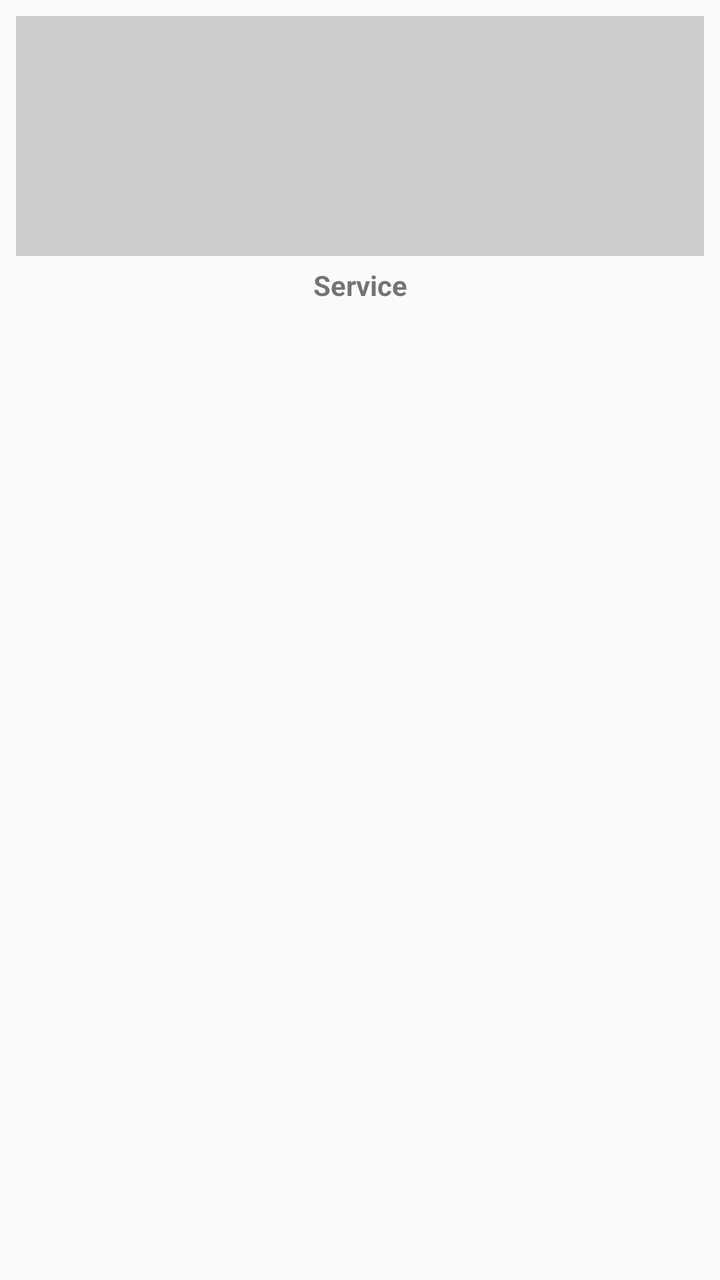
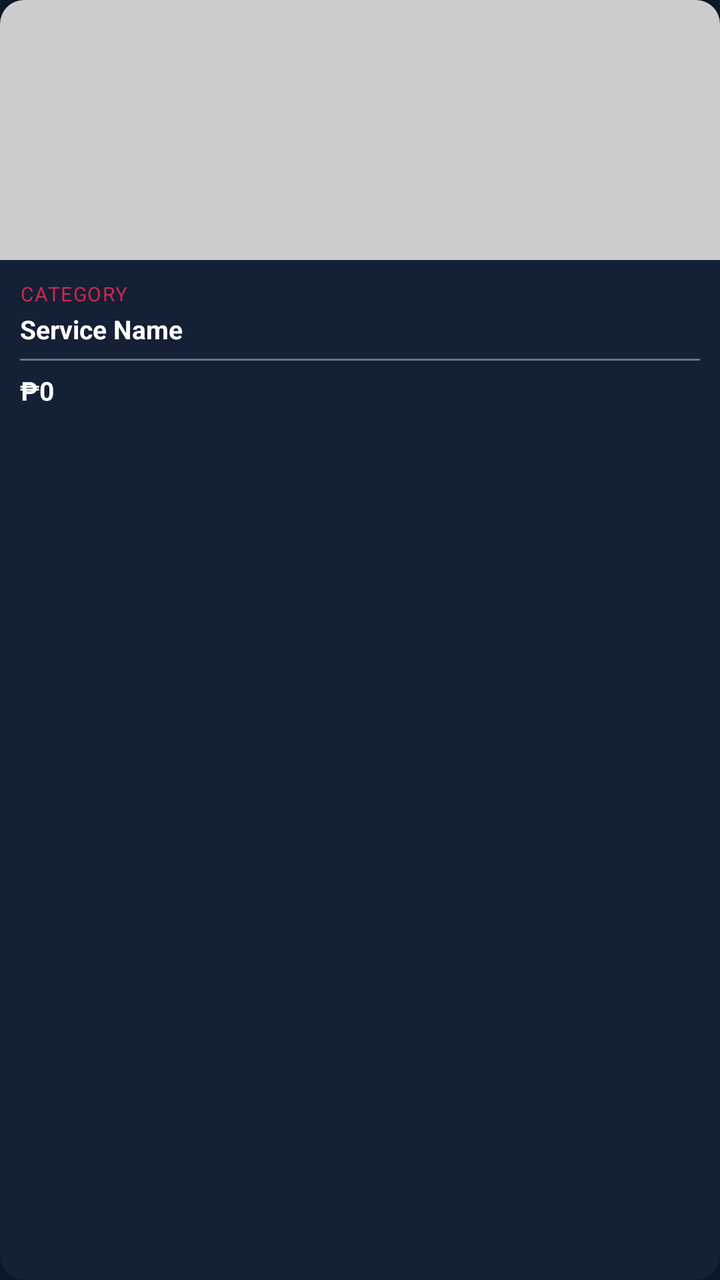

The first picture is an Android layout as it rendered before a commit; the second is the same layout after the commit. The layout source and the unified diff follow.
<!-- AndroidManifest.xml: application theme Theme.TestApplication -->
<!-- res/layout/item_service.xml -->
<LinearLayout xmlns:android="http://schemas.android.com/apk/res/android"
    android:orientation="vertical"
    android:padding="8dp"
    android:layout_width="match_parent"
    android:layout_height="wrap_content">

    <ImageView
        android:id="@+id/serviceImage"
        android:layout_width="match_parent"
        android:layout_height="120dp"
        android:scaleType="centerCrop"
        android:src="@drawable/placeholder"/>

    <TextView
        android:id="@+id/serviceName"
        android:layout_marginTop="5dp"
        android:text="Service"
        android:textAlignment="center"
        android:textStyle="bold"
        android:layout_width="match_parent"
        android:layout_height="wrap_content"/>

</LinearLayout>
<!-- resources referenced by this layout -->
<resources>
  <!-- drawable placeholder (drawable) -->
  <shape xmlns:android="http://schemas.android.com/apk/res/android">
      <solid android:color="#CCCCCC"/>
  </shape>
  <style name="Theme.TestApplication" parent="android:Theme.Material.Light.NoActionBar" />
</resources>

<!-- the commit's change to res/layout/item_service.xml (unified diff, before → after) -->
@@ -1,23 +1,75 @@
-<LinearLayout xmlns:android="http://schemas.android.com/apk/res/android"
-    android:orientation="vertical"
-    android:padding="8dp"
+<?xml version="1.0" encoding="utf-8"?>
+<androidx.cardview.widget.CardView
+    xmlns:android="http://schemas.android.com/apk/res/android"
+    xmlns:app="http://schemas.android.com/apk/res-auto"
     android:layout_width="match_parent"
-    android:layout_height="wrap_content">
+    android:layout_height="wrap_content"
+    android:layout_margin="6dp"
+    app:cardCornerRadius="12dp"
+    app:cardElevation="4dp"
+    app:cardBackgroundColor="@color/surface_white">
 
-    <ImageView
-        android:id="@+id/serviceImage"
+    <LinearLayout
+        android:orientation="vertical"
         android:layout_width="match_parent"
-        android:layout_height="120dp"
-        android:scaleType="centerCrop"
-        android:src="@drawable/placeholder"/>
+        android:layout_height="wrap_content">
 
-    <TextView
-        android:id="@+id/serviceName"
-        android:layout_marginTop="5dp"
-        android:text="Service"
-        android:textAlignment="center"
-        android:textStyle="bold"
-        android:layout_width="match_parent"
-        android:layout_height="wrap_content"/>
+        <ImageView
+            android:id="@+id/serviceImage"
+            android:layout_width="match_parent"
+            android:layout_height="130dp"
+            android:scaleType="centerCrop"
+            android:src="@drawable/placeholder"/>
 
-</LinearLayout>
+        <LinearLayout
+            android:orientation="vertical"
+            android:padding="10dp"
+            android:layout_width="match_parent"
+            android:layout_height="wrap_content">
+
+            
+            <TextView
+                android:id="@+id/serviceCategory"
+                android:text="Category"
+                android:textSize="10sp"
+                android:textColor="@color/accent_red"
+                android:textAllCaps="true"
+                android:letterSpacing="0.05"
+                android:layout_width="wrap_content"
+                android:layout_height="wrap_content"/>
+
+            
+            <TextView
+                android:id="@+id/serviceName"
+                android:text="Service Name"
+                android:textStyle="bold"
+                android:textSize="13sp"
+                android:textColor="@color/text_primary"
+                android:maxLines="2"
+                android:ellipsize="end"
+                android:layout_marginTop="2dp"
+                android:layout_width="match_parent"
+                android:layout_height="wrap_content"/>
+
+            
+            <View
+                android:layout_width="match_parent"
+                android:layout_height="1dp"
+                android:background="@color/divider_color"
+                android:layout_marginVertical="6dp"/>
+
+            
+            <TextView
+                android:id="@+id/servicePrice"
+                android:text="₱0"
+                android:textSize="13sp"
+                android:textColor="@color/text_primary"
+                android:textStyle="bold"
+                android:layout_width="match_parent"
+                android:layout_height="wrap_content"/>
+
+        </LinearLayout>
+
+    </LinearLayout>
+
+</androidx.cardview.widget.CardView>
<!-- resource entries referenced after the edit -->
@@ -1,9 +1,22 @@
 <!-- resources referenced by this layout -->
 <resources>
+  <color name="accent_red">#D02752</color>
+  <color name="divider_color">#6B7280</color>
+  <color name="surface_white">#132035</color>
+  <color name="text_primary">#FFFFFF</color>
   <!-- drawable placeholder (drawable) -->
   <shape xmlns:android="http://schemas.android.com/apk/res/android">
       <solid android:color="#CCCCCC"/>
   </shape>
-  <style name="Theme.TestApplication" parent="android:Theme.Material.Light.NoActionBar" />
+  <style name="Theme.TestApplication" parent="android:Theme.Material.NoActionBar">
+          
+          <item name="android:windowBackground">@color/bg_main</item>
+          <item name="android:textColor">@color/text_primary</item>
+          <item name="android:textColorSecondary">@color/text_secondary</item>
+          <item name="android:statusBarColor">@color/primary_dark</item>
+      </style>
+  <color name="bg_main">#0D1B2E</color>
+  <color name="text_secondary">#9CA3AF</color>
+  <color name="primary_dark">#111F35</color>
 </resources>
 
